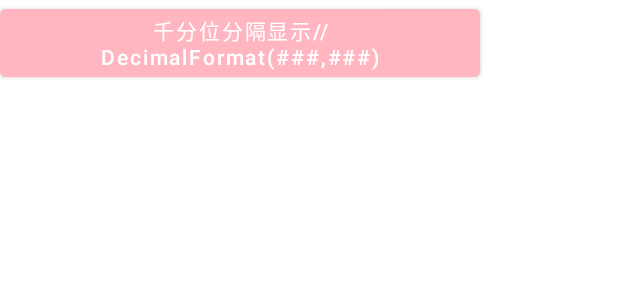
After one commit to SunHongLi/Sun, an Android app: the layout activity_utils.xml on its own in the app's theme, with its tools: preview values and no code run, on a phone screen of 412 x 824 dp. The commit adds this screen. Shown: the top 300 px of the screen. Run offline under Robolectric (Android 15) with nearby library versions, the phone set to English and light mode, and no system bars.

Commit message:
工具类页面

```diff
--- a/app/src/main/AndroidManifest.xml
+++ b/app/src/main/AndroidManifest.xml
@@ -9,7 +9,8 @@
         android:roundIcon="@mipmap/snowboy"
         android:supportsRtl="true"
         android:theme="@style/Theme.Sun">
-        <activity android:name=".ui.activity.RecyclerViewActivity"></activity>
+        <activity android:name=".ui.activity.UtilsActivity"></activity>
+        <activity android:name=".ui.activity.RecyclerViewActivity" />
         <activity android:name=".ui.activity.TabActivity" />
         <activity android:name=".ui.activity.AnimActivity" />
         <activity
--- a/app/src/main/java/com/hl/sun/ui/activity/MainActivity.kt
+++ b/app/src/main/java/com/hl/sun/ui/activity/MainActivity.kt
@@ -22,6 +22,7 @@ class MainActivity : AppCompatActivity() {
 
     private fun getDatas(): List<MainRvBean> {
         var list = mutableListOf<MainRvBean>()
+        list.add(0, MainRvBean("工具类测试", UtilsActivity::class.java))
         list.add(0, MainRvBean("触摸滑动页面", TouchScrollActivity::class.java))
         list.add(0, MainRvBean("底部tab展示页面", TabActivity::class.java))
         list.add(0, MainRvBean("动画展示页面", AnimActivity::class.java))
--- /dev/null
+++ b/app/src/main/res/layout/activity_utils.xml
@@ -0,0 +1,14 @@
+<?xml version="1.0" encoding="utf-8"?>
+<LinearLayout xmlns:android="http://schemas.android.com/apk/res/android"
+    xmlns:tools="http://schemas.android.com/tools"
+    android:layout_width="match_parent"
+    android:layout_height="match_parent"
+    android:orientation="vertical"
+    tools:context=".ui.activity.UtilsActivity">
+
+    <Button
+        android:layout_width="wrap_content"
+        android:layout_height="wrap_content"
+        android:onClick="testDecimalForamt"
+        android:text="@string/decimalformat" />
+</LinearLayout>
--- a/app/src/main/res/values/strings.xml
+++ b/app/src/main/res/values/strings.xml
@@ -1,3 +1,4 @@
 <resources>
     <string name="app_name">Sun</string>
+    <string name="decimalformat">千分位分隔显示//DecimalFormat("###,###")</string>
 </resources>
```
Also changed, not shown: app/src/main/java/com/hl/sun/ui/activity/UtilsActivity.kt (added, +24 -0 lines), 1 other file.
